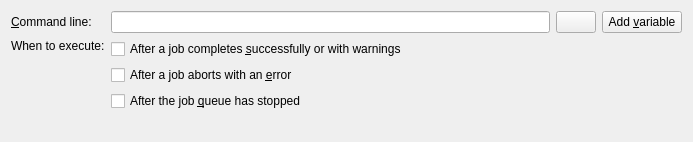
Above: src/mkvtoolnix-gui/forms/main_window/prefs_run_program_widget.ui from jpsdr/MKVToolnix-Windows-7 before the change. Below: the same form after it.
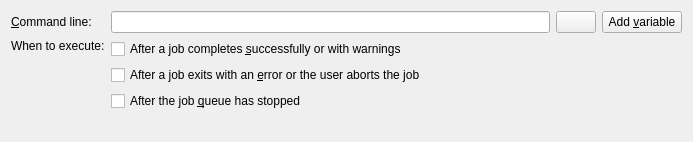
That is the form after the change. Icons and pictures are not drawn.

Commit message: GUI: clarify when program runs after a job aborts

```diff
--- a/src/mkvtoolnix-gui/forms/main_window/prefs_run_program_widget.ui
+++ b/src/mkvtoolnix-gui/forms/main_window/prefs_run_program_widget.ui
@@ -94,7 +94,7 @@
        <item>
         <widget class="QCheckBox" name="cbAfterJobError">
          <property name="text">
-          <string>After a job aborts with an &amp;error</string>
+          <string>After a job exits with an &amp;error or the user aborts the job</string>
          </property>
         </widget>
        </item>
```
